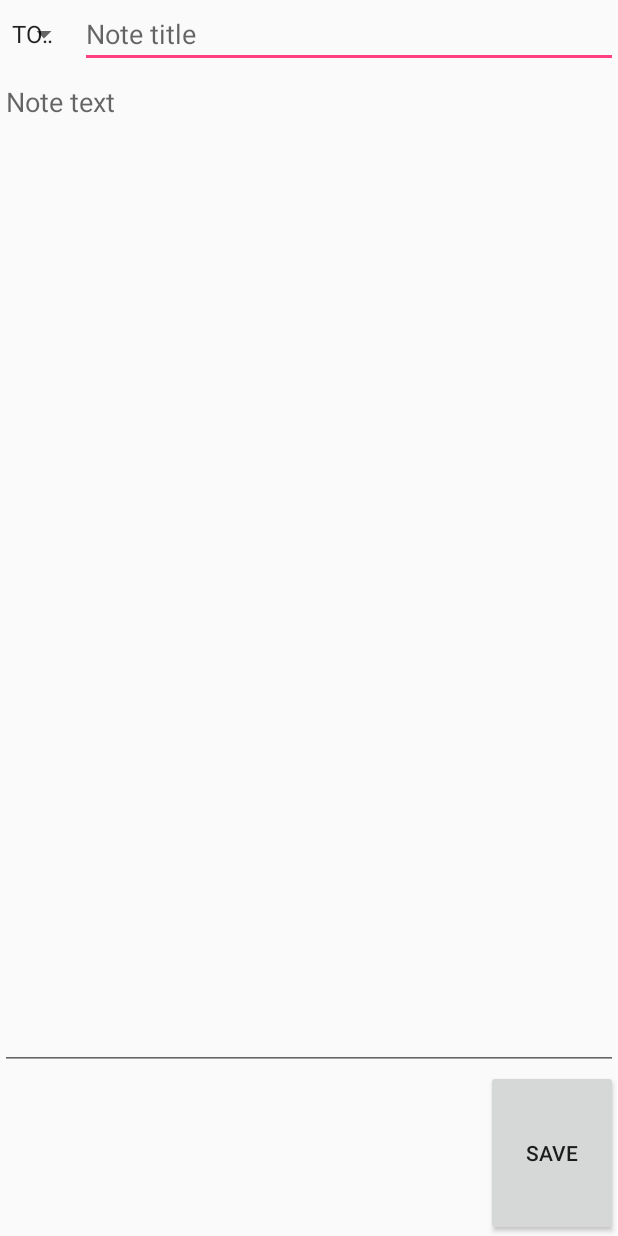
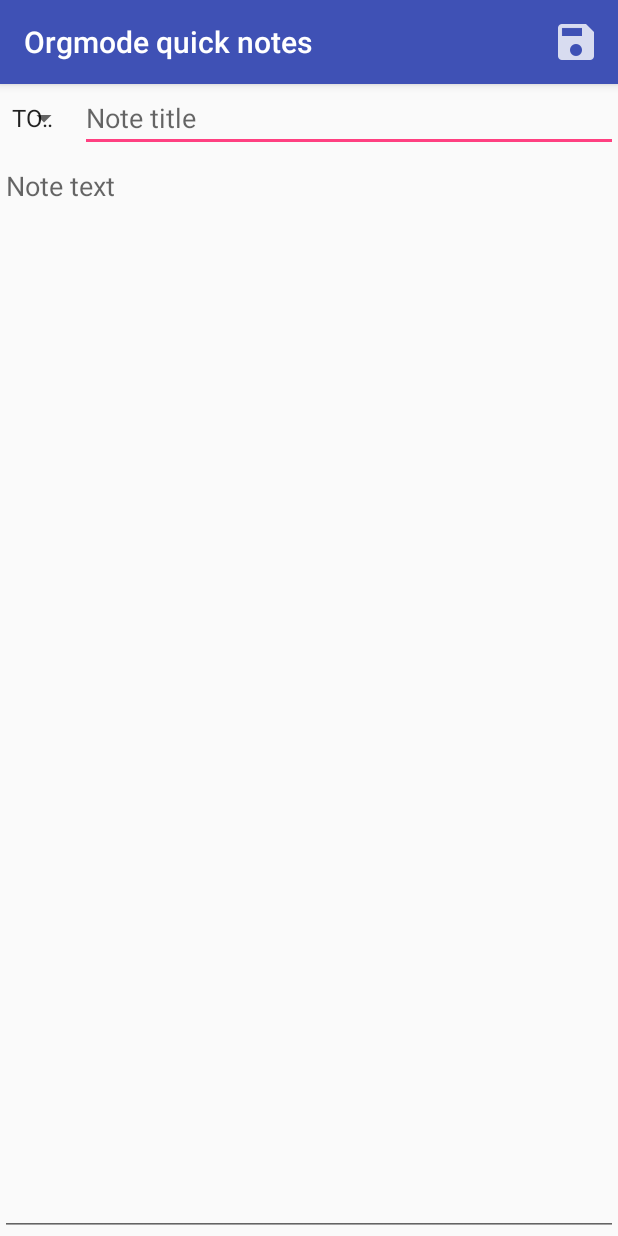
Before and after one commit to johnlepikhin/Org-mode-android-append, an Android app: the AddNoteActivity screen opened directly, with no data from a screen before it, on a phone screen of 412 x 824 dp. Run offline under Robolectric (Android 15) with nearby library versions, the phone set to English and light mode, and no system bars.

Commit message:
Add toolbar
Signed-off-by: Evgenii Lepikhin <e.lepikhin@corp.mail.ru>

```diff
--- a/app/src/main/java/io/github/johnlepikhin/orgmodequicknotes/AddNoteActivity.java
+++ b/app/src/main/java/io/github/johnlepikhin/orgmodequicknotes/AddNoteActivity.java
@@ -1,12 +1,13 @@
 package io.github.johnlepikhin.orgmodequicknotes;
 
-import android.app.Activity;
 import android.net.Uri;
 import android.os.Bundle;
+import android.support.v7.app.AppCompatActivity;
+import android.support.v7.widget.Toolbar;
 import android.util.Log;
-import android.view.View;
+import android.view.Menu;
+import android.view.MenuItem;
 import android.widget.ArrayAdapter;
-import android.widget.Button;
 import android.widget.EditText;
 import android.widget.Spinner;
 import android.widget.TextView;
@@ -14,7 +15,7 @@ import android.widget.Toast;
 
 import java.io.OutputStream;
 
-public class AddNoteActivity extends Activity {
+public class AddNoteActivity extends AppCompatActivity {
     private int widgetID;
 
     @Override
@@ -39,7 +40,6 @@ public class AddNoteActivity extends Activity {
         final EditText text = findViewById(R.id.noteText);
         final Spinner state = findViewById(R.id.noteState);
 
-        Button buttonSave = findViewById(R.id.noteSave);
         title.setText(titleValue, TextView.BufferType.EDITABLE);
         text.setText(textValue, TextView.BufferType.EDITABLE);
         if (stateValue != null) {
@@ -50,9 +50,28 @@ public class AddNoteActivity extends Activity {
             state.setSelection(spinnerPosition);
         }
 
-        buttonSave.setOnClickListener(new View.OnClickListener() {
-            @Override
-            public void onClick(View view) {
+        Toolbar myToolbar = findViewById(R.id.add_note_toolbar);
+        setSupportActionBar(myToolbar);
+    }
+
+    protected void onStop() {
+        super.onStop();
+
+        EditText title = findViewById(R.id.noteTitle);
+        EditText text = findViewById(R.id.noteText);
+        Spinner state = findViewById(R.id.noteState);
+
+        MainAppWidgetConfigureActivity.putString(this, widgetID, "title_draft", title.getText().toString())
+                .putString("text_draft", text.getText().toString())
+                .putString("state_draft", state.getSelectedItem().toString())
+                .apply();
+    }
+
+    private void save() {
+        EditText title = findViewById(R.id.noteTitle);
+        EditText text = findViewById(R.id.noteText);
+        Spinner state = findViewById(R.id.noteState);
+
         String titleValue = title.getText().toString();
         String textValue = text.getText().toString();
 
@@ -90,19 +109,23 @@ public class AddNoteActivity extends Activity {
             Log.e("err", "Exception: " + Log.getStackTraceString(e));
         }
     }
-        });
+
+    @Override
+    public boolean onOptionsItemSelected(MenuItem item) {
+        switch (item.getItemId()) {
+            case R.id.action_save:
+                save();
+                return true;
+
+            default:
+                return super.onOptionsItemSelected(item);
+        }
     }
 
-    protected void onStop() {
-        super.onStop();
-
-        EditText title = findViewById(R.id.noteTitle);
-        EditText text = findViewById(R.id.noteText);
-        Spinner state = findViewById(R.id.noteState);
-
-        MainAppWidgetConfigureActivity.putString(this, widgetID, "title_draft", title.getText().toString())
-                .putString("text_draft", text.getText().toString())
-                .putString("state_draft", state.getSelectedItem().toString())
-                .apply();
+    @Override
+    public boolean onCreateOptionsMenu(Menu menu) {
+        // Inflate the menu; this adds items to the action bar if it is present.
+        getMenuInflater().inflate(R.menu.add_note_toolbar, menu);
+        return true;
     }
 }
--- a/app/src/main/res/layout/activity_add_note.xml
+++ b/app/src/main/res/layout/activity_add_note.xml
@@ -3,12 +3,22 @@
     xmlns:tools="http://schemas.android.com/tools"
     android:layout_width="match_parent"
     android:layout_height="match_parent"
+    xmlns:app="http://schemas.android.com/apk/res-auto"
     tools:context="io.github.johnlepikhin.orgmodequicknotes.AddNoteActivity">
 
     <LinearLayout xmlns:android="http://schemas.android.com/apk/res/android"
         android:layout_width="match_parent"
         android:layout_height="match_parent"
         android:orientation="vertical">
+
+        <android.support.v7.widget.Toolbar
+            android:id="@+id/add_note_toolbar"
+            android:layout_width="match_parent"
+            android:layout_height="?attr/actionBarSize"
+            android:background="?attr/colorPrimary"
+            android:elevation="4dp"
+            android:theme="@style/ThemeOverlay.AppCompat.ActionBar"
+            app:popupTheme="@style/ThemeOverlay.AppCompat.Light" />
 
         <LinearLayout
             android:layout_width="match_parent"
@@ -44,14 +54,5 @@
             android:gravity="top"
             android:hint="@string/note_text"
             android:inputType="textCapSentences|textMultiLine" />
-
-        <Button
-            android:id="@+id/noteSave"
-            android:layout_width="wrap_content"
-            android:layout_height="wrap_content"
-            android:layout_weight="1"
-            android:layout_gravity="end"
-            android:text="@string/save" />
-
     </LinearLayout>
 </android.support.constraint.ConstraintLayout>
--- /dev/null
+++ b/app/src/main/res/menu/add_note_toolbar.xml
@@ -0,0 +1,9 @@
+<?xml version="1.0" encoding="utf-8"?>
+<menu xmlns:android="http://schemas.android.com/apk/res/android"
+    xmlns:app="http://schemas.android.com/apk/res-auto">
+    <item
+        android:id="@+id/action_save"
+        android:icon="@drawable/ic_save"
+        android:title="@string/action_save"
+        app:showAsAction="ifRoom" />
+</menu>
--- a/app/src/main/res/values/strings.xml
+++ b/app/src/main/res/values/strings.xml
@@ -16,4 +16,5 @@
         <item>DONE</item>
         <item>WAIT</item>
     </string-array>
+    <string name="action_save">Save</string>
 </resources>
--- a/app/src/main/res/values/styles.xml
+++ b/app/src/main/res/values/styles.xml
@@ -1,11 +1,12 @@
 <resources>
 
     <!-- Base application theme. -->
-    <style name="AppTheme" parent="Theme.AppCompat.Light.DarkActionBar">
+    <style name="AppTheme" parent="Theme.AppCompat.Light.NoActionBar">
         <!-- Customize your theme here. -->
         <item name="colorPrimary">@color/colorPrimary</item>
         <item name="colorPrimaryDark">@color/colorPrimaryDark</item>
         <item name="colorAccent">@color/colorAccent</item>
+        <item name="titleTextColor">@android:color/white</item>
     </style>
 
 </resources>
```
Also changed, not shown: app/src/main/res/drawable-hdpi/ic_save.png (added), app/src/main/res/drawable-mdpi/ic_save.png (added), app/src/main/res/drawable-xhdpi/ic_save.png (added), app/src/main/res/drawable-xxhdpi/ic_save.png (added). Lines whose indentation alone changed are shown as unchanged.
